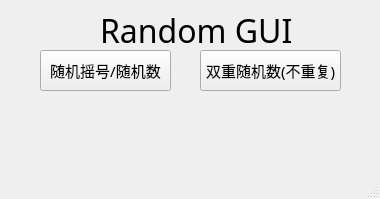
Qt form GUI.ui (WhiteCloudOL/RandomGUI) before a commit.
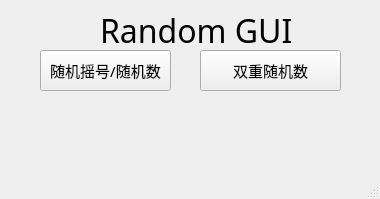
The same form after that commit. Icons and pictures are not drawn.

Patch:
```diff
--- a/GUI.ui
+++ b/GUI.ui
@@ -90,7 +90,7 @@
      </rect>
     </property>
     <property name="text">
-     <string>双重随机数(不重复)</string>
+     <string>双重随机数</string>
     </property>
    </widget>
   </widget>
```
